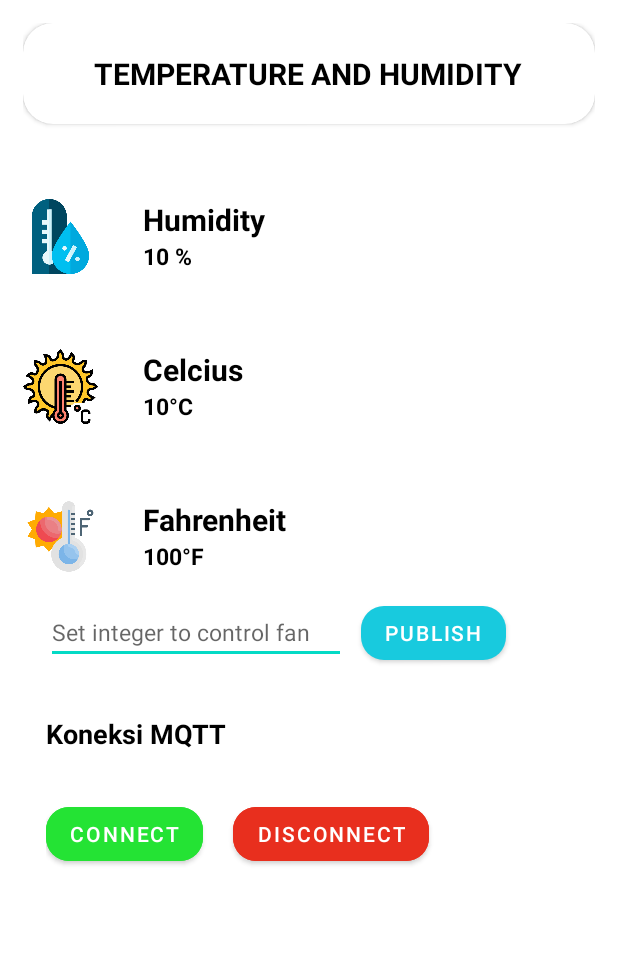
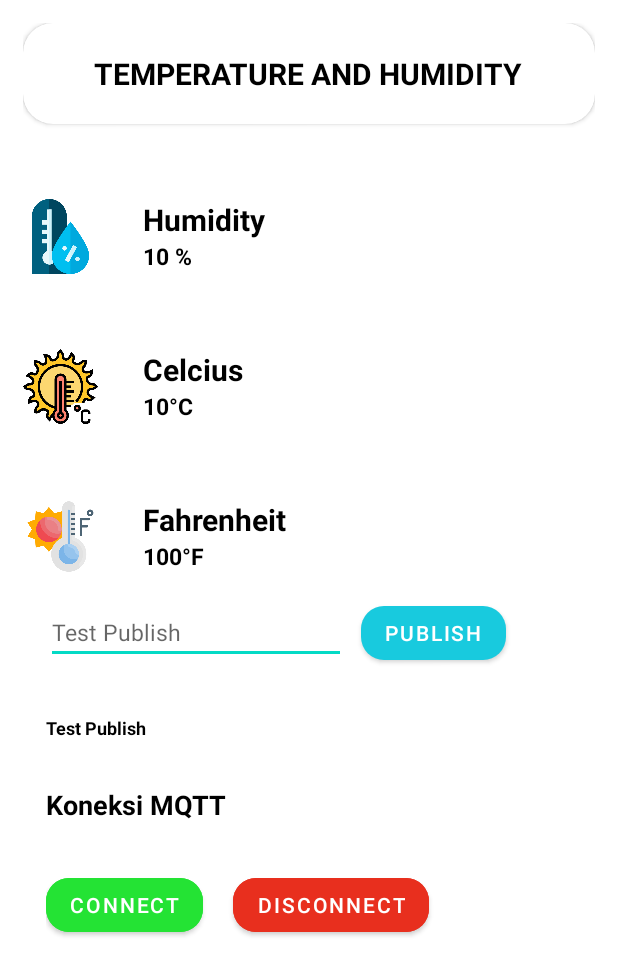
Before and after one commit to Refanz/MQTTClient, an Android app: the screen it shows after launch (MainActivity), on a phone screen of 412 x 824 dp. Shown: the top 975 px of the screen. Run offline under Robolectric (Android 15) with nearby library versions, the phone set to English and light mode, and no system bars; libraries missing offline, so code that uses them is left out: org.eclipse.paho; 2 statements that could not run were skipped.

Commit message:
Memperbaiki beberapa masalah

```diff
--- a/app/src/main/java/com/refanzzzz/mqttclient/MainActivity.java
+++ b/app/src/main/java/com/refanzzzz/mqttclient/MainActivity.java
@@ -1,6 +1,7 @@
 package com.refanzzzz.mqttclient;
 
 import android.os.Bundle;
+import android.widget.EditText;
 import android.widget.TextView;
 import android.widget.Toast;
 
@@ -20,7 +21,8 @@ import org.w3c.dom.Text;
 public class MainActivity extends AppCompatActivity {
 
     MaterialButton btnPublish, btnConnect, btnDisconnect;
-    TextView txtCelcius, txtFahrenheit, txtHumidity;
+    TextView txtCelcius, txtFahrenheit, txtHumidity, txtPublish;
+    EditText etPublish;
     MqttAndroidClient client;
 
     @Override
@@ -58,7 +60,15 @@ public class MainActivity extends AppCompatActivity {
 
             @Override
             public void messageArrived(String topic, MqttMessage message) throws Exception {
-                txtHumidity.setText(new String(message.getPayload()) + " %");
+                if(topic.equals("sisterkel2/fancontrol/humidity")){
+                    txtHumidity.setText(new String(message.getPayload()) + " %");
+                }else if(topic.equals("sisterkel2/fancontrol/temperature/celcius")){
+                    txtCelcius.setText(new String(message.getPayload()) + " °C");
+                }else if(topic.equals("sisterkel2/fancontrol/temperature/fahrenheit")){
+                    txtFahrenheit.setText(new String(message.getPayload()) + " °F");
+                }else if(topic.equals("sisterkel2/fancontrol/test")){
+                    txtPublish.setText("Test: "+new String(message.getPayload()));
+                }
             }
 
             @Override
@@ -68,10 +78,10 @@ public class MainActivity extends AppCompatActivity {
         });
 
         btnPublish.setOnClickListener(v -> {
-            String topic = "sisterkel2/fancontrol/humidity";
-            String message = "Hello Refan";
 
             try{
+                String topic = "sisterkel2/fancontrol/test";
+                String message = etPublish.getText().toString();
                 client.publish(topic, message.getBytes(), 0, true);
                 Toast.makeText(MainActivity.this, "Published Message", Toast.LENGTH_SHORT).show();
             }catch(MqttException e){
@@ -126,12 +136,17 @@ public class MainActivity extends AppCompatActivity {
         txtHumidity = (TextView) findViewById(R.id.txtHumidity);
         txtCelcius = (TextView) findViewById(R.id.txtCelcius);
         txtFahrenheit = (TextView) findViewById(R.id.txtFahrenheit);
+        txtPublish = (TextView) findViewById(R.id.testPublish);
+        etPublish = (EditText) findViewById(R.id.editTestPub);
 
     }
 
     private void setSubscription(){
         try{
+            client.subscribe("sisterkel2/fancontrol/test", 0);
             client.subscribe("sisterkel2/fancontrol/humidity", 0);
+            client.subscribe("sisterkel2/fancontrol/temperature/celcius", 0);
+            client.subscribe("sisterkel2/fancontrol/temperature/fahrenheit", 0);
         }catch(MqttException e){
             e.printStackTrace();
         }
--- a/app/src/main/res/layout/activity_main.xml
+++ b/app/src/main/res/layout/activity_main.xml
@@ -164,11 +164,12 @@
         android:padding="15dp">
 
         <EditText
+            android:id="@+id/editTestPub"
             android:layout_width="200dp"
             android:layout_marginRight="10dp"
-            android:inputType="number"
+            android:inputType="text"
             android:textSize="15sp"
-            android:hint="Set integer to control fan"
+            android:hint="Test Publish"
             android:layout_height="wrap_content"/>
 
         <com.google.android.material.button.MaterialButton
@@ -180,6 +181,17 @@
             app:cornerRadius="15dp" />
 
     </LinearLayout>
+
+        <TextView
+            android:id="@+id/testPublish"
+            android:padding="15dp"
+            android:layout_width="match_parent"
+            android:layout_height="wrap_content"
+            android:textSize="12sp"
+            android:fontFamily="sans-serif"
+            android:textColor="@color/black"
+            android:textStyle="bold"
+            android:text="Test Publish"/>
 
     <TextView
         android:padding="15dp"
```
